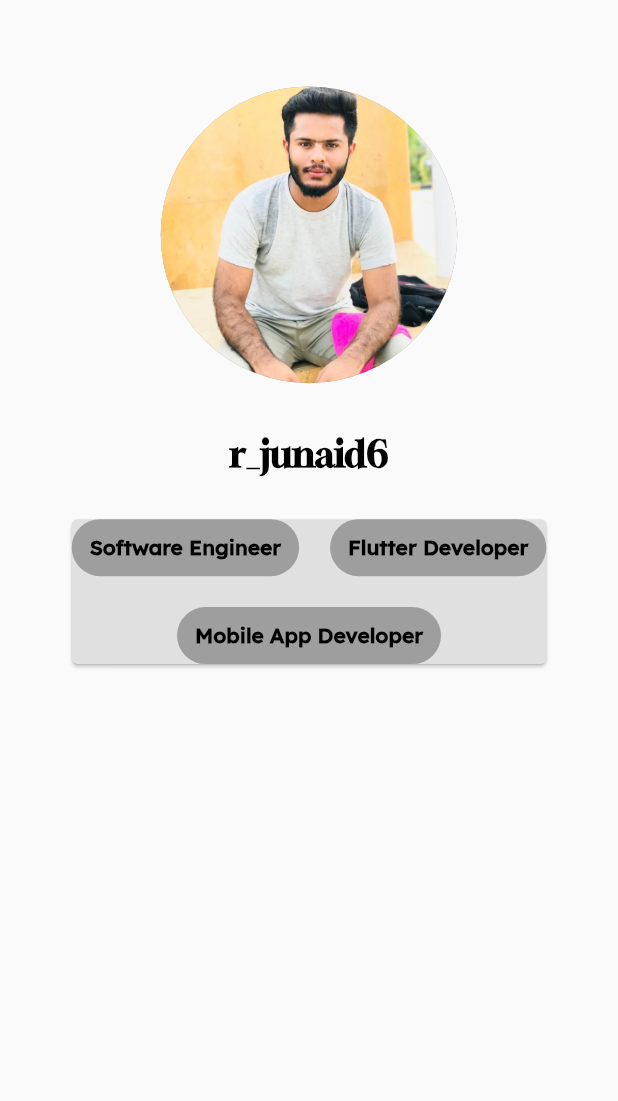
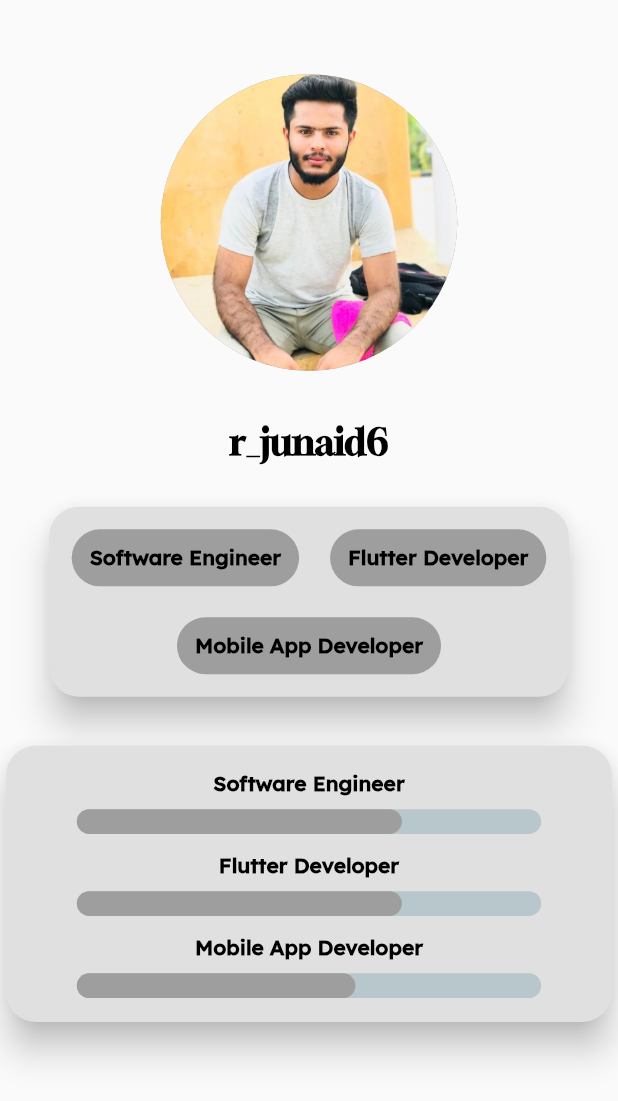
Before and after one commit to rjunaidd/my_portfolio, a Flutter app: the screen it shows after launch, on a phone screen of 412 x 824 dp. Shown: the top 1101 px of the screen. Run offline on Flutter 3.47's test engine with Material 2 defaults, Android fonts, the phone set to English and light mode, and no system bars; drawn by our look-alikes of percent_indicator.

Commit message:
second screen

```diff
--- /dev/null
+++ b/lib/View/first_screen_view.dart
@@ -0,0 +1,89 @@
+import 'package:flutter/material.dart';
+import 'package:my_portfolio/data/app_data.dart';
+import 'package:my_portfolio/widget/progress_bar.dart';
+import 'package:my_portfolio/widget/skillsContainer.dart';
+
+class FirstScreenView extends StatelessWidget {
+  const FirstScreenView({super.key});
+
+  @override
+  Widget build(BuildContext context) {
+    Size size   = MediaQuery.of(context).size;
+    return  Column(
+      children: [
+        SizedBox(
+          height: size.height * 0.05,
+        ),
+        Container(
+          padding: EdgeInsets.all(size.height * 0.01),
+          decoration:const BoxDecoration(
+            // color: Colors.grey,
+            shape: BoxShape.circle,
+          ),
+          child: CircleAvatar(
+            radius: size.height * 0.12,
+            backgroundImage:const AssetImage("asset/r j.jpg"),
+            backgroundColor: Colors.grey,
+          ),
+        ),
+        SizedBox(
+          height: size.height * 0.03,
+        ),
+        Text(AppData.modelData.name,
+          style:const TextStyle(
+              fontSize: 24,
+              fontWeight: FontWeight.bold,
+              color: Colors.black,
+              fontFamily: "Gloock"
+          ),
+        ),
+        SizedBox(
+          height: size.height * 0.03,
+        ),
+        Card(
+          elevation: 10,
+          shape: RoundedRectangleBorder(
+              borderRadius: BorderRadius.circular(20)
+          ),
+          color: Colors.grey.shade300,
+          child: Padding(
+            padding: const EdgeInsets.all(15.0),
+            child: Wrap(
+              crossAxisAlignment: WrapCrossAlignment.center,
+              alignment: WrapAlignment.center,
+              spacing: size.width * 0.05,
+              runSpacing: size.width * 0.05,
+              children: List.generate(
+                AppData.modelData.skillAndProgress.length,
+                    (index) =>SkillsContainer(
+                    SkillsTitle: AppData.modelData.skillAndProgress[index].name
+                ),
+              ),
+            ),
+          ),
+        ),
+        SizedBox(
+          height: size.height * 0.03,
+        ),
+        Card(
+          elevation: 10,
+          shape: RoundedRectangleBorder(
+              borderRadius: BorderRadius.circular(20)
+          ),
+          color: Colors.grey.shade300,
+          child: Padding(
+            padding: const EdgeInsets.all(10.0),
+            child: Column(
+              children: List.generate(AppData.modelData.skillAndProgress.length,
+                    (index) => ProgressBar(
+                    progresstitle: AppData.modelData.skillAndProgress[index].name,
+                    progresss: AppData.modelData.skillAndProgress[index].progress
+                ),
+              ),
+            ),
+          ),
+        ),
+      ],
+    );
+  }
+}
--- a/lib/View/main_screen.dart
+++ b/lib/View/main_screen.dart
@@ -1,6 +1,7 @@
 import 'package:flutter/material.dart';
-import 'package:my_portfolio/data/app_data.dart';
-import 'package:my_portfolio/widget/skillsContainer.dart';
+import 'package:my_portfolio/View/first_screen_view.dart';
+
+
 
 
 class MainScreen extends StatefulWidget {
@@ -11,6 +12,16 @@ class MainScreen extends StatefulWidget {
 }
 
 class _MainScreenState extends State<MainScreen> {
+
+  late PageController pageController;
+  @override
+  void initState(){
+    super.initState();
+    pageController = PageController(
+      initialPage: 0
+    );
+  }
+
   @override
   Widget build(BuildContext context) {
 
@@ -21,52 +32,12 @@ class _MainScreenState extends State<MainScreen> {
      body: SizedBox(
          width: size.width,
            height: size.height,
-         child: Column(
+         child:PageView(
+           scrollDirection: Axis.vertical,
            children: [
-             SizedBox(
-               height: size.height * 0.06,
-             ),
+            const FirstScreenView(),
              Container(
-               padding: EdgeInsets.all(size.height * 0.01),
-               decoration:const BoxDecoration(
-                 // color: Colors.grey,
-                 shape: BoxShape.circle,
-               ),
-               child: CircleAvatar(
-                 radius: size.height * 0.12,
-                 backgroundImage:const AssetImage("asset/r j.jpg"),
-                 backgroundColor: Colors.grey,
-               ),
-             ),
-             SizedBox(
-               height: size.height * 0.03,
-             ),
-             Text(AppData.modelData.name,
-               style:const TextStyle(
-               fontSize: 24,
-               fontWeight: FontWeight.bold,
-               color: Colors.black,
-               fontFamily: "Gloock"
-             ),
-            ),
-             SizedBox(
-               height: size.height * 0.03,
-             ),
-             Card(
-
-               color: Colors.grey.shade300,
-               child: Wrap(
-                 crossAxisAlignment: WrapCrossAlignment.center,
-                 alignment: WrapAlignment.center,
-                 spacing: size.width * 0.05,
-                 runSpacing: size.width * 0.05,
-                 children: List.generate(
-                     AppData.modelData.skillAndProgress.length,
-                         (index) =>SkillsContainer(
-                             SkillsTitle: AppData.modelData.skillAndProgress[index].name
-                         ),
-                 ),
-               ),
+               color: Colors.grey,
              ),
            ],
          ),
--- a/lib/data/app_data.dart
+++ b/lib/data/app_data.dart
@@ -23,7 +23,7 @@ class AppData{
             progress: 0.7),
         SkillAndProgress(
             name: "Mobile App Developer" ,
-            progress: 0.7),
+            progress: 0.6),
       ]
   );
 
--- /dev/null
+++ b/lib/widget/progress_bar.dart
@@ -0,0 +1,44 @@
+import 'package:flutter/material.dart';
+
+import 'package:percent_indicator/linear_percent_indicator.dart';
+
+class ProgressBar extends StatelessWidget {
+
+  final String progresstitle;
+  final double progresss;
+
+  const ProgressBar({super.key ,
+  required this.progresstitle,
+  required this.progresss
+  });
+
+  @override
+  Widget build(BuildContext context) {
+    Size size   = MediaQuery.of(context).size;
+    return Padding(
+      padding: const EdgeInsets.all(6.0),
+      child: Column(
+        children: [
+          Text(progresstitle,
+            style: const TextStyle(
+                color: Colors.black,
+                fontWeight: FontWeight.bold,
+                fontFamily: "Lexend"
+            ),
+          ),
+          SizedBox(
+            height: size.height * 0.01,
+          ),
+          LinearPercentIndicator(
+            lineHeight: size.height * 0.02,
+            width: size.width * 0.8,
+            alignment: MainAxisAlignment.center,
+            barRadius:const Radius.circular(30),
+            progressColor: Colors.grey,
+            percent: progresss,
+          ),
+        ],
+      ),
+    );
+  }
+}
--- a/pubspec.yaml
+++ b/pubspec.yaml
@@ -35,6 +35,7 @@ dependencies:
   # The following adds the Cupertino Icons font to your application.
   # Use with the CupertinoIcons class for iOS style icons.
   cupertino_icons: ^1.0.2
+  percent_indicator: ^4.2.3
 
 dev_dependencies:
   flutter_test:
```
Also changed, not shown: pubspec.lock.
